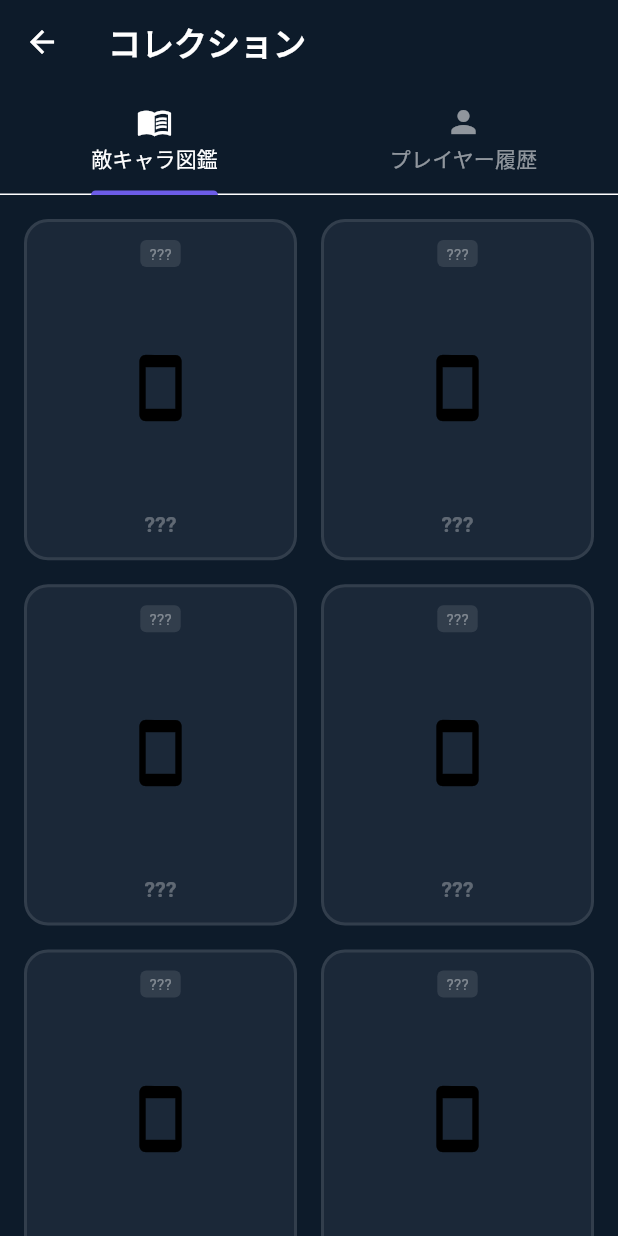
After one commit to ifrit99/SmartPhoneSpecBattle, a Flutter app: the screen it shows after launch, after a tap on "図鑑・対戦履歴", on a phone screen of 412 x 824 dp. The commit adds this screen. Run offline on Flutter 3.47's test engine with Material 3 defaults, Android fonts, the phone set to English and light mode, and no system bars; our stand-ins replace audioplayers, battery_plus, shared_preferences.

Commit message:
feat: implement Phase 3-2 Character Collection and Battle History

```diff
--- a/spec_battle_game/lib/data/local_storage_service.dart
+++ b/spec_battle_game/lib/data/local_storage_service.dart
@@ -7,6 +7,7 @@ class LocalStorageService {
   static const String _keyExpToNext = 'exp_to_next';
   static const String _keyBattleCount = 'battle_count';
   static const String _keyWinCount = 'win_count';
+  static const String _keyDefeatedEnemies = 'defeated_enemies';
 
   late SharedPreferences _prefs;
 
@@ -54,6 +55,20 @@ class LocalStorageService {
 
   int getCharacterSeed() => _prefs.getInt('character_seed') ?? 0;
 
+  // --- 図鑑（対戦履歴） ---
+
+  /// 撃破した敵のリストに追記
+  Future<void> saveDefeatedEnemy(String deviceName) async {
+    final currentList = getDefeatedEnemies();
+    if (!currentList.contains(deviceName)) {
+      currentList.add(deviceName);
+      await _prefs.setStringList(_keyDefeatedEnemies, currentList);
+    }
+  }
+
+  /// 撃破した敵のリストを取得
+  List<String> getDefeatedEnemies() => _prefs.getStringList(_keyDefeatedEnemies) ?? [];
+
   /// 全データをクリア
   Future<void> clearAll() async {
     await _prefs.clear();
--- a/spec_battle_game/lib/domain/services/enemy_generator.dart
+++ b/spec_battle_game/lib/domain/services/enemy_generator.dart
@@ -256,4 +256,14 @@ class EnemyGenerator {
       case EnemyDifficulty.boss:   return _bossDevices;
     }
   }
+
+  /// 全ての難易度の架空デバイスカタログを統合して取得する（図鑑用）
+  static List<EnemyDeviceSpec> get allEnemyDevices {
+    return [
+      ..._easyDevices,
+      ..._normalDevices,
+      ..._hardDevices,
+      ..._bossDevices,
+    ];
+  }
 }
--- a/spec_battle_game/lib/presentation/screens/battle_screen.dart
+++ b/spec_battle_game/lib/presentation/screens/battle_screen.dart
@@ -14,8 +14,14 @@ import 'result_screen.dart';
 class BattleScreen extends StatefulWidget {
   final Character player;
   final Character enemy;
+  final String? enemyDeviceName;
 
-  const BattleScreen({super.key, required this.player, required this.enemy});
+  const BattleScreen({
+    super.key,
+    required this.player,
+    required this.enemy,
+    this.enemyDeviceName,
+  });
 
   @override
   State<BattleScreen> createState() => _BattleScreenState();
@@ -488,6 +494,7 @@ class _BattleScreenState extends State<BattleScreen>
                         result: _result,
                         player: widget.player,
                         enemy: widget.enemy,
+                        enemyDeviceName: widget.enemyDeviceName,
                       ),
                     ),
                   );
--- /dev/null
+++ b/spec_battle_game/lib/presentation/screens/collection_screen.dart
@@ -0,0 +1,256 @@
+import 'package:flutter/material.dart';
+import '../../data/local_storage_service.dart';
+import '../../domain/services/experience_service.dart';
+import '../../domain/services/enemy_generator.dart';
+import '../../domain/models/character.dart';
+
+class CollectionScreen extends StatefulWidget {
+  final Character? playerCharacter; // プレイヤーの現在情報を渡してもらう
+
+  const CollectionScreen({super.key, this.playerCharacter});
+
+  @override
+  State<CollectionScreen> createState() => _CollectionScreenState();
+}
+
+class _CollectionScreenState extends State<CollectionScreen> {
+  late LocalStorageService _storage;
+  bool _loading = true;
+
+  List<String> _defeatedEnemies = [];
+  Map<String, int> _battleRecord = {'battles': 0, 'wins': 0};
+
+  @override
+  void initState() {
+    super.initState();
+    _loadData();
+  }
+
+  Future<void> _loadData() async {
+    _storage = LocalStorageService();
+    await _storage.init();
+
+    final expService = ExperienceService(_storage);
+
+    setState(() {
+      _defeatedEnemies = _storage.getDefeatedEnemies();
+      _battleRecord = expService.getBattleRecord();
+      _loading = false;
+    });
+  }
+
+  @override
+  Widget build(BuildContext context) {
+    return DefaultTabController(
+      length: 2,
+      child: Scaffold(
+        backgroundColor: const Color(0xFF0D1B2A),
+        appBar: AppBar(
+          backgroundColor: const Color(0xFF0D1B2A),
+          elevation: 0,
+          title: const Text('コレクション', style: TextStyle(fontWeight: FontWeight.bold, color: Colors.white)),
+          iconTheme: const IconThemeData(color: Colors.white),
+          bottom: const TabBar(
+            indicatorColor: Color(0xFF6C5CE7),
+            labelColor: Colors.white,
+            unselectedLabelColor: Colors.white54,
+            tabs: [
+              Tab(text: '敵キャラ図鑑', icon: Icon(Icons.menu_book)),
+              Tab(text: 'プレイヤー履歴', icon: Icon(Icons.person)),
+            ],
+          ),
+        ),
+        body: _loading
+            ? const Center(child: CircularProgressIndicator())
+            : TabBarView(
+                children: [
+                  _buildCompendiumTab(),
+                  _buildPlayerHistoryTab(),
+                ],
+              ),
+      ),
+    );
+  }
+
+  Widget _buildCompendiumTab() {
+    final allDevices = EnemyGenerator.allEnemyDevices;
+
+    // 難易度順にソートするなどの工夫も可能だがそのまま表示
+    return GridView.builder(
+      padding: const EdgeInsets.all(16),
+      gridDelegate: const SliverGridDelegateWithFixedCrossAxisCount(
+        crossAxisCount: 2,
+        childAspectRatio: 0.8,
+        crossAxisSpacing: 16,
+        mainAxisSpacing: 16,
+      ),
+      itemCount: allDevices.length,
+      itemBuilder: (context, index) {
+        final device = allDevices[index];
+        final isDefeated = _defeatedEnemies.contains(device.deviceName);
+        return _buildEnemyCard(device, isDefeated);
+      },
+    );
+  }
+
+  Widget _buildEnemyCard(EnemyDeviceSpec device, bool isDefeated) {
+    // 難易度カラー
+    final diffColor = switch (device.difficulty) {
+      EnemyDifficulty.easy   => Colors.greenAccent,
+      EnemyDifficulty.normal => Colors.blueAccent,
+      EnemyDifficulty.hard   => Colors.orangeAccent,
+      EnemyDifficulty.boss   => Colors.redAccent,
+    };
+
+    return Container(
+      decoration: BoxDecoration(
+        color: const Color(0xFF1B2838),
+        borderRadius: BorderRadius.circular(16),
+        border: Border.all(
+          color: isDefeated ? diffColor.withValues(alpha: 0.5) : Colors.white10,
+          width: 2,
+        ),
+      ),
+      child: isDefeated
+          ? _buildDiscoveredEnemy(device, diffColor)
+          : _buildHiddenEnemy(device),
+    );
+  }
+
+  Widget _buildDiscoveredEnemy(EnemyDeviceSpec device, Color diffColor) {
+    return Padding(
+      padding: const EdgeInsets.all(12),
+      child: Column(
+        crossAxisAlignment: CrossAxisAlignment.center,
+        children: [
+          Container(
+            padding: const EdgeInsets.symmetric(horizontal: 6, vertical: 2),
+            decoration: BoxDecoration(
+              color: diffColor.withValues(alpha: 0.2),
+              borderRadius: BorderRadius.circular(4),
+            ),
+            child: Text(
+              device.difficulty.label,
+              style: TextStyle(color: diffColor, fontSize: 10, fontWeight: FontWeight.bold),
+            ),
+          ),
+          const Spacer(),
+          const Icon(Icons.smartphone, size: 48, color: Colors.white70),
+          const Spacer(),
+          Text(
+            device.deviceName,
+            textAlign: TextAlign.center,
+            style: const TextStyle(color: Colors.white, fontWeight: FontWeight.bold, fontSize: 14),
+          ),
+          const SizedBox(height: 4),
+          Text(
+            '${device.osLabel}\nRAM: ${device.ramMB ~/ 1024}GB',
+            textAlign: TextAlign.center,
+            style: const TextStyle(color: Colors.white54, fontSize: 11),
+          ),
+        ],
+      ),
+    );
+  }
+
+  Widget _buildHiddenEnemy(EnemyDeviceSpec device) {
+    return Padding(
+      padding: const EdgeInsets.all(12),
+      child: Column(
+        crossAxisAlignment: CrossAxisAlignment.center,
+        children: [
+          Container(
+            padding: const EdgeInsets.symmetric(horizontal: 6, vertical: 2),
+            decoration: BoxDecoration(
+              color: Colors.white10,
+              borderRadius: BorderRadius.circular(4),
+            ),
+            child: const Text('???', style: TextStyle(color: Colors.white38, fontSize: 10)),
+          ),
+          const Spacer(),
+          ColorFiltered(
+            colorFilter: const ColorFilter.mode(Colors.black, BlendMode.srcIn),
+            child: const Icon(Icons.smartphone, size: 48, color: Colors.white),
+          ),
+          const Spacer(),
+          const Text('???', style: TextStyle(color: Colors.white30, fontWeight: FontWeight.bold, fontSize: 14)),
+        ],
+      ),
+    );
+  }
+
+  Widget _buildPlayerHistoryTab() {
+    final battles = _battleRecord['battles'] ?? 0;
+    final wins = _battleRecord['wins'] ?? 0;
+    final winRate = battles > 0 ? (wins / battles * 100).toStringAsFixed(1) : '0.0';
+
+    return SingleChildScrollView(
+      padding: const EdgeInsets.all(24),
+      child: Column(
+        crossAxisAlignment: CrossAxisAlignment.start,
+        children: [
+          const Text('対戦成績', style: TextStyle(color: Colors.white, fontSize: 20, fontWeight: FontWeight.bold)),
+          const SizedBox(height: 16),
+          Row(
+            children: [
+              Expanded(child: _buildStatBox('トータルバトル数', '$battles', Icons.sports_mma, Colors.blueAccent)),
+              const SizedBox(width: 16),
+              Expanded(child: _buildStatBox('勝利数', '$wins', Icons.emoji_events, Colors.amber)),
+            ],
+          ),
+          const SizedBox(height: 16),
+          Row(
+            children: [
+              Expanded(child: _buildStatBox('勝率', '$winRate%', Icons.pie_chart, Colors.greenAccent)),
+              const SizedBox(width: 16),
+              Expanded(child: _buildStatBox('撃破した種類', '${_defeatedEnemies.length}種', Icons.catching_pokemon, Colors.purpleAccent)),
+            ],
+          ),
+          const SizedBox(height: 32),
+          if (widget.playerCharacter != null) ...[
+            const Text('現在の相棒データ', style: TextStyle(color: Colors.white, fontSize: 20, fontWeight: FontWeight.bold)),
+            const SizedBox(height: 16),
+            Container(
+              padding: const EdgeInsets.all(16),
+              decoration: BoxDecoration(
+                color: const Color(0xFF1B2838),
+                borderRadius: BorderRadius.circular(16),
+                border: Border.all(color: Colors.white10),
+              ),
+              child: Column(
+                crossAxisAlignment: CrossAxisAlignment.start,
+                children: [
+                  Text('Level: ${widget.playerCharacter!.level}', style: const TextStyle(color: Colors.white)),
+                  const SizedBox(height: 8),
+                  Text('EXP: ${widget.playerCharacter!.experience.currentExp} / ${widget.playerCharacter!.experience.expToNext}', style: const TextStyle(color: Colors.white70)),
+                  // TODO: More stats if needed
+                ],
+              ),
+            ),
+          ]
+        ],
+      ),
+    );
+  }
+
+  Widget _buildStatBox(String label, String value, IconData icon, Color color) {
+    return Container(
+      padding: const EdgeInsets.all(16),
+      decoration: BoxDecoration(
+        color: const Color(0xFF1B2838),
+        borderRadius: BorderRadius.circular(16),
+        border: Border.all(color: color.withValues(alpha: 0.3)),
+      ),
+      child: Column(
+        crossAxisAlignment: CrossAxisAlignment.start,
+        children: [
+          Icon(icon, color: color, size: 28),
+          const SizedBox(height: 12),
+          Text(value, style: const TextStyle(color: Colors.white, fontSize: 24, fontWeight: FontWeight.bold)),
+          const SizedBox(height: 4),
+          Text(label, style: const TextStyle(color: Colors.white54, fontSize: 12)),
+        ],
+      ),
+    );
+  }
+}
--- a/spec_battle_game/lib/presentation/screens/home_screen.dart
+++ b/spec_battle_game/lib/presentation/screens/home_screen.dart
@@ -11,6 +11,7 @@ import '../../domain/services/experience_service.dart';
 import '../widgets/pixel_character.dart';
 import '../widgets/stat_bar.dart';
 import 'character_screen.dart';
+import 'collection_screen.dart';
 import 'battle_screen.dart';
 
 /// ホーム画面
@@ -119,6 +120,7 @@ class _HomeScreenState extends State<HomeScreen> with TickerProviderStateMixin {
             builder: (context) => BattleScreen(
               player: player,
               enemy: profile.character,
+              enemyDeviceName: profile.deviceSpec.deviceName,
             ),
           ),
         ).then((_) => _reloadData());
@@ -236,6 +238,28 @@ class _HomeScreenState extends State<HomeScreen> with TickerProviderStateMixin {
 
           // 戦績カード
           _buildRecordCard(record),
+          const SizedBox(height: 16),
+
+          // 図鑑・履歴ボタン
+          SizedBox(
+            width: double.infinity,
+            child: OutlinedButton.icon(
+              onPressed: () {
+                Navigator.of(context).push(
+                  MaterialPageRoute(
+                    builder: (context) => CollectionScreen(playerCharacter: player),
+                  ),
+                );
+              },
+              icon: const Icon(Icons.menu_book, color: Colors.white70),
+              label: const Text('図鑑・対戦履歴', style: TextStyle(color: Colors.white70, fontWeight: FontWeight.bold)),
+              style: OutlinedButton.styleFrom(
+                side: const BorderSide(color: Colors.white24),
+                padding: const EdgeInsets.symmetric(vertical: 14),
+                shape: RoundedRectangleBorder(borderRadius: BorderRadius.circular(14)),
+              ),
+            ),
+          ),
           const SizedBox(height: 32),
 
           // バトル開始ボタン
--- a/spec_battle_game/lib/presentation/screens/result_screen.dart
+++ b/spec_battle_game/lib/presentation/screens/result_screen.dart
@@ -10,12 +10,14 @@ class ResultScreen extends StatefulWidget {
   final BattleResult result;
   final Character player;
   final Character enemy;
+  final String? enemyDeviceName;
 
   const ResultScreen({
     super.key,
     required this.result,
     required this.player,
     required this.enemy,
+    this.enemyDeviceName,
   });
 
   @override
@@ -78,6 +80,11 @@ class _ResultScreenState extends State<ResultScreen>
 
     // 戦績を記録
     await expService.recordBattle(widget.result.playerWon);
+
+    // 勝利した場合は敵の端末名を図鑑に記録
+    if (widget.result.playerWon && widget.enemyDeviceName != null) {
+      await storage.saveDefeatedEnemy(widget.enemyDeviceName!);
+    }
 
     if (mounted) setState(() {});
   }
```
Also changed, not shown: 1 other file.
